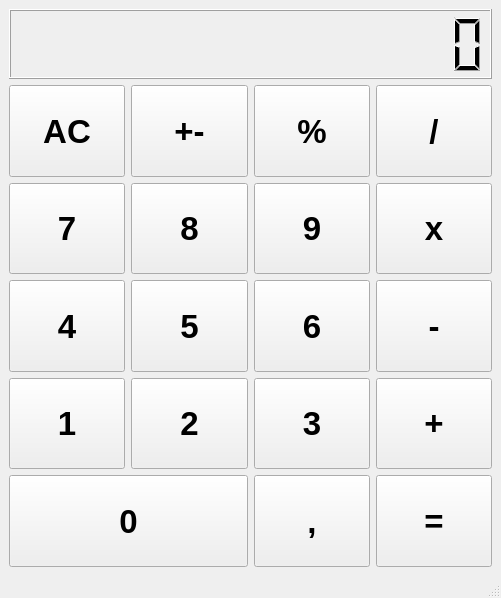
This is mainwindow.ui in programishka/qt_calculator as Qt 5 draws it before an edit. The edited form follows.
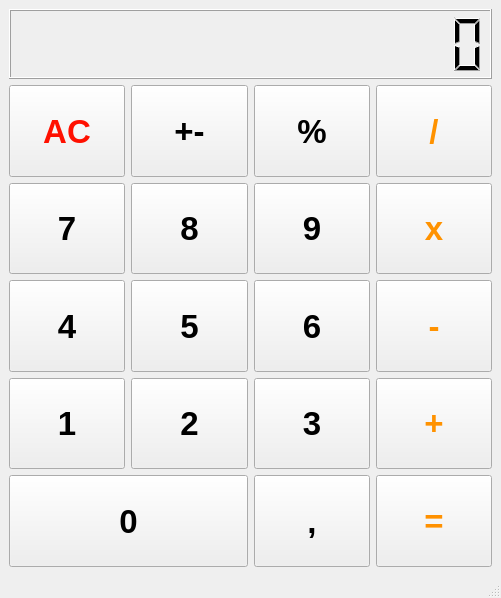
This is the edited form.

Commit message: fix desing and complete base operators

The edit to the form file:
```diff
--- a/mainwindow.ui
+++ b/mainwindow.ui
@@ -63,6 +63,9 @@
           <bold>true</bold>
          </font>
         </property>
+        <property name="styleSheet">
+         <string notr="true">color: rgb(255, 16, 0);</string>
+        </property>
         <property name="text">
          <string>AC</string>
         </property>
@@ -123,6 +126,9 @@
           <bold>true</bold>
          </font>
         </property>
+        <property name="styleSheet">
+         <string notr="true">color: rgb(255, 146, 0);</string>
+        </property>
         <property name="text">
          <string>/</string>
         </property>
@@ -203,6 +209,9 @@
           <bold>true</bold>
          </font>
         </property>
+        <property name="styleSheet">
+         <string notr="true">color: rgb(255, 146, 0);</string>
+        </property>
         <property name="text">
          <string>x</string>
         </property>
@@ -283,6 +292,9 @@
           <bold>true</bold>
          </font>
         </property>
+        <property name="styleSheet">
+         <string notr="true">color: rgb(255, 146, 0);</string>
+        </property>
         <property name="text">
          <string>-</string>
         </property>
@@ -363,6 +375,9 @@
           <bold>true</bold>
          </font>
         </property>
+        <property name="styleSheet">
+         <string notr="true">color: rgb(255, 146, 0);</string>
+        </property>
         <property name="text">
          <string>+</string>
         </property>
@@ -403,6 +418,9 @@
           <bold>true</bold>
          </font>
         </property>
+        <property name="styleSheet">
+         <string notr="true">color: rgb(255, 145, 0);</string>
+        </property>
         <property name="text">
          <string>=</string>
         </property>
```
The commit also changes 2 other files.
